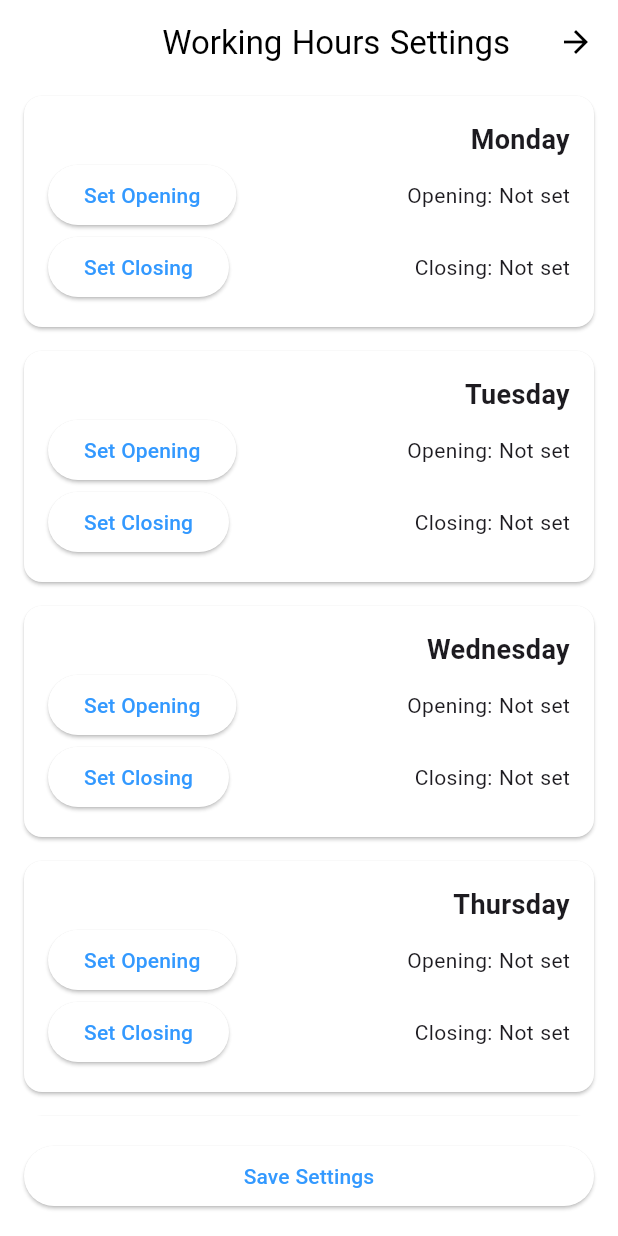
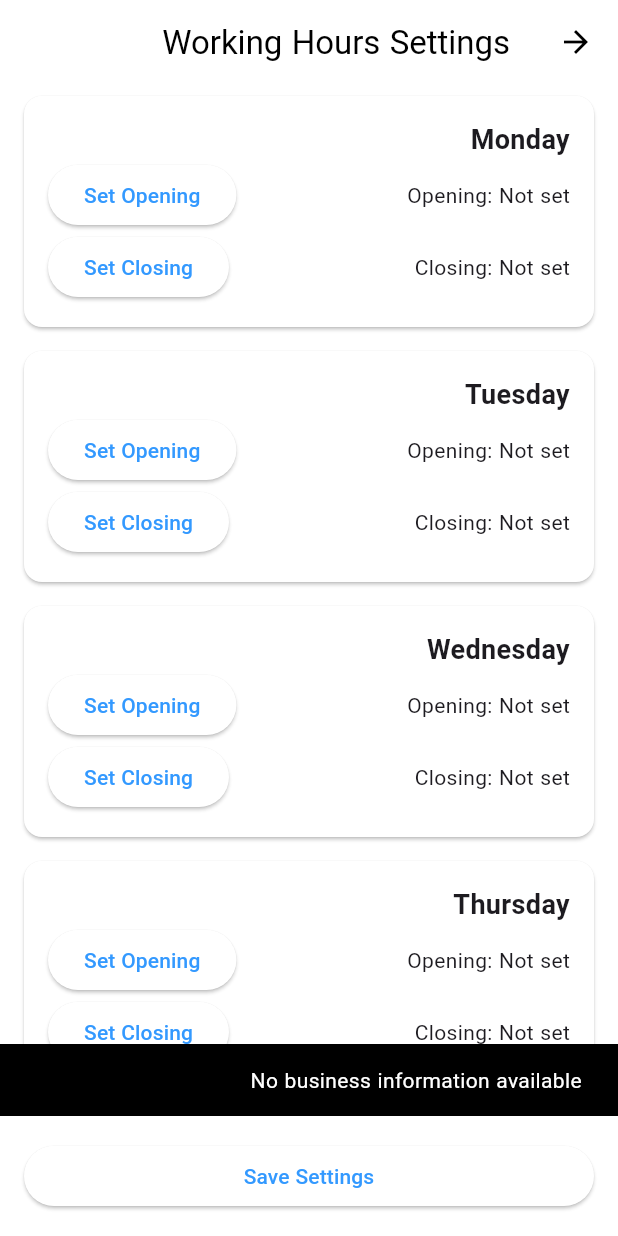
Before and after one commit to ghaythalijarad/wizzbussiness, a Flutter app: the WorkingHoursSettingsScreen screen opened directly, after a tap on "Save Settings", on a phone screen of 412 x 824 dp. Run offline on Flutter 3.47's test engine with Material 3 defaults, Android fonts, the phone set to English and light mode, and no system bars; our stand-ins replace file_picker, fl_chart, flutter_map, google_fonts, image_picker, latlong2 and 1 more; missing offline and left inert: amplify_api, amplify_auth_cognito, amplify_flutter, aws_signature_v4; accounts and stored records are empty; network calls fail; Roboto replaces fonts that are missing (Cairo); project files that could hold a hidden picture were left out.

Commit message:
Save working hours feature locally

```diff
--- a/frontend/lib/screens/profile_settings_page.dart
+++ b/frontend/lib/screens/profile_settings_page.dart
@@ -724,7 +724,7 @@ class _ProfileSettingsPageState extends State<ProfileSettingsPage> {
                   Navigator.push(
                     context,
                     MaterialPageRoute(
-                      builder: (context) => WorkingHoursSettingsScreen(),
+                      builder: (context) => WorkingHoursSettingsScreen(business: widget.business),
                     ),
                   );
                 },
--- a/frontend/lib/screens/working_hours_settings_screen.dart
+++ b/frontend/lib/screens/working_hours_settings_screen.dart
@@ -1,13 +1,15 @@
 import 'package:flutter/material.dart';
+import '../services/api_service.dart';
+import '../models/business.dart';
 
 class WorkingHoursSettingsScreen extends StatefulWidget {
+  final Business? business;
+  const WorkingHoursSettingsScreen({Key? key, this.business}) : super(key: key);
   @override
-  _WorkingHoursSettingsScreenState createState() =>
-      _WorkingHoursSettingsScreenState();
+  _WorkingHoursSettingsScreenState createState() => _WorkingHoursSettingsScreenState();
 }
 
-class _WorkingHoursSettingsScreenState
-    extends State<WorkingHoursSettingsScreen> {
+class _WorkingHoursSettingsScreenState extends State<WorkingHoursSettingsScreen> {
   final Map<String, TimeOfDay?> openingHours = {
     'Monday': null,
     'Tuesday': null,
@@ -17,7 +19,6 @@ class _WorkingHoursSettingsScreenState
     'Saturday': null,
     'Sunday': null,
   };
-
   final Map<String, TimeOfDay?> closingHours = {
     'Monday': null,
     'Tuesday': null,
@@ -27,9 +28,102 @@ class _WorkingHoursSettingsScreenState
     'Saturday': null,
     'Sunday': null,
   };
+  bool isLoading = false;
+  String? errorMsg;
 
-  Future<void> _selectTime(
-      BuildContext context, String day, bool isOpening) async {
+  @override
+  void initState() {
+    super.initState();
+    _loadWorkingHours();
+  }
+
+  Future<void> _loadWorkingHours() async {
+    if (widget.business == null) return;
+    setState(() { isLoading = true; errorMsg = null; });
+    try {
+      final api = ApiService();
+      final result = await api.getBusinessWorkingHours(widget.business!.id);
+      if (result['success'] == true && result['workingHours'] != null) {
+        final wh = result['workingHours'] as Map<String, dynamic>;
+        wh.forEach((day, hours) {
+          if (hours['opening'] != null) {
+            final opening = _parseTimeOfDay(hours['opening']);
+            if (opening != null) openingHours[day] = opening;
+          }
+          if (hours['closing'] != null) {
+            final closing = _parseTimeOfDay(hours['closing']);
+            if (closing != null) closingHours[day] = closing;
+          }
+        });
+      }
+    } catch (e) {
+      errorMsg = 'Failed to load working hours';
+    }
+    setState(() { isLoading = false; });
+  }
+
+  TimeOfDay? _parseTimeOfDay(dynamic value) {
+    if (value is String && value.contains(':')) {
+      final parts = value.split(':');
+      final hour = int.tryParse(parts[0]);
+      final minute = int.tryParse(parts[1]);
+      if (hour != null && minute != null) {
+        return TimeOfDay(hour: hour, minute: minute);
+      }
+    }
+    return null;
+  }
+
+  Future<void> _saveWorkingHours() async {
+    if (widget.business == null) {
+      print('❌ No business object provided');
+      ScaffoldMessenger.of(context).showSnackBar(SnackBar(content: Text('No business information available')));
+      return;
+    }
+
+    print('💾 Saving working hours for business: ${widget.business!.id}');
+    setState(() { isLoading = true; errorMsg = null; });
+
+    final api = ApiService();
+    final Map<String, dynamic> wh = {};
+
+    openingHours.forEach((day, open) {
+      wh[day] = {
+        'opening': open != null ? '${open.hour.toString().padLeft(2, '0')}:${open.minute.toString().padLeft(2, '0')}' : null,
+        'closing': closingHours[day] != null ? '${closingHours[day]!.hour.toString().padLeft(2, '0')}:${closingHours[day]!.minute.toString().padLeft(2, '0')}' : null,
+      };
+    });
+
+    print('📊 Working hours data to save: $wh');
+
+    try {
+      final result = await api.updateBusinessWorkingHours(widget.business!.id, wh);
+      print('✅ API response: $result');
+
+      if (result['success'] == true) {
+        ScaffoldMessenger.of(context).showSnackBar(SnackBar(
+          content: Text('Working hours saved successfully'),
+          backgroundColor: Colors.green,
+        ));
+      } else {
+        errorMsg = 'Failed to save working hours: ${result['message'] ?? 'Unknown error'}';
+        ScaffoldMessenger.of(context).showSnackBar(SnackBar(
+          content: Text(errorMsg!),
+          backgroundColor: Colors.red,
+        ));
+      }
+    } catch (e) {
+      print('❌ Error saving working hours: $e');
+      errorMsg = 'Failed to save working hours: $e';
+      ScaffoldMessenger.of(context).showSnackBar(SnackBar(
+        content: Text('Error: $e'),
+        backgroundColor: Colors.red,
+      ));
+    }
+    setState(() { isLoading = false; });
+  }
+
+  Future<void> _selectTime(BuildContext context, String day, bool isOpening) async {
     final TimeOfDay? picked = await showTimePicker(
       context: context,
       initialTime: TimeOfDay.now(),
@@ -51,7 +145,11 @@ class _WorkingHoursSettingsScreenState
       appBar: AppBar(
         title: Text('Working Hours Settings'),
       ),
-      body: ListView.builder(
+      body: isLoading
+          ? Center(child: CircularProgressIndicator())
+          : errorMsg != null
+              ? Center(child: Text(errorMsg!))
+              : ListView.builder(
                   itemCount: openingHours.keys.length,
                   itemBuilder: (context, index) {
                     String day = openingHours.keys.elementAt(index);
@@ -69,8 +167,7 @@ class _WorkingHoursSettingsScreenState
                             Row(
                               mainAxisAlignment: MainAxisAlignment.spaceBetween,
                               children: [
-                      Text(
-                          'Opening: ${openingHours[day]?.format(context) ?? 'Not set'}'),
+                                Text('Opening: ${openingHours[day]?.format(context) ?? 'Not set'}'),
                                 ElevatedButton(
                                   onPressed: () => _selectTime(context, day, true),
                                   child: Text('Set Opening'),
@@ -80,8 +177,7 @@ class _WorkingHoursSettingsScreenState
                             Row(
                               mainAxisAlignment: MainAxisAlignment.spaceBetween,
                               children: [
-                      Text(
-                          'Closing: ${closingHours[day]?.format(context) ?? 'Not set'}'),
+                                Text('Closing: ${closingHours[day]?.format(context) ?? 'Not set'}'),
                                 ElevatedButton(
                                   onPressed: () => _selectTime(context, day, false),
                                   child: Text('Set Closing'),
@@ -97,9 +193,7 @@ class _WorkingHoursSettingsScreenState
       bottomNavigationBar: Padding(
         padding: const EdgeInsets.all(16.0),
         child: ElevatedButton(
-          onPressed: () {
-            // Save the working hours to the database or API
-          },
+          onPressed: isLoading ? null : _saveWorkingHours,
           child: Text('Save Settings'),
         ),
       ),
```
Also changed, not shown: frontend/lib/services/api_service.dart (+29 -0 lines). Lines whose indentation alone changed are shown as unchanged.
